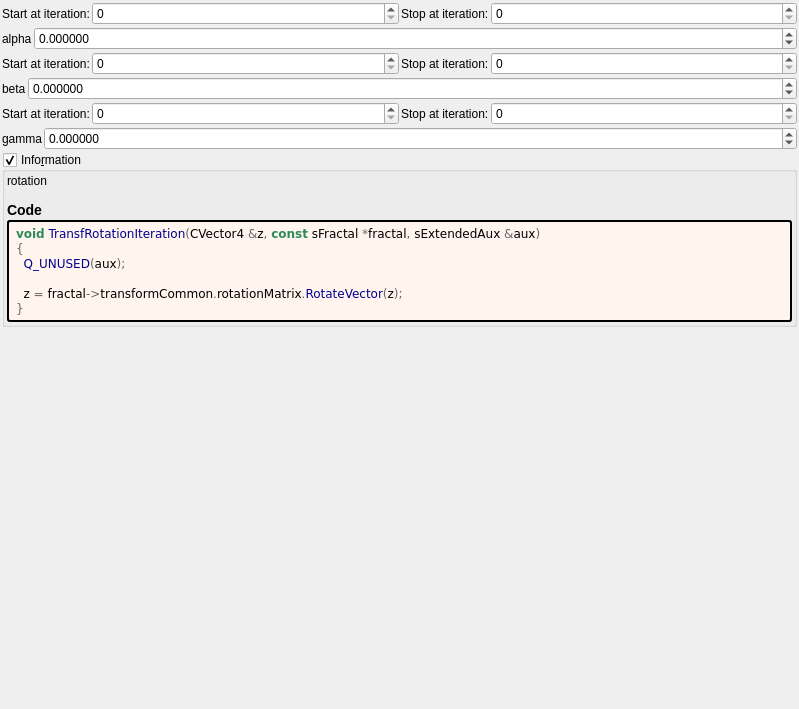
The window that mandelbulber2/formula/ui/transf_rotation_iter_controls.ui (buddhi1980/mandelbulber2) describes before a commit, drawn with Qt 5.
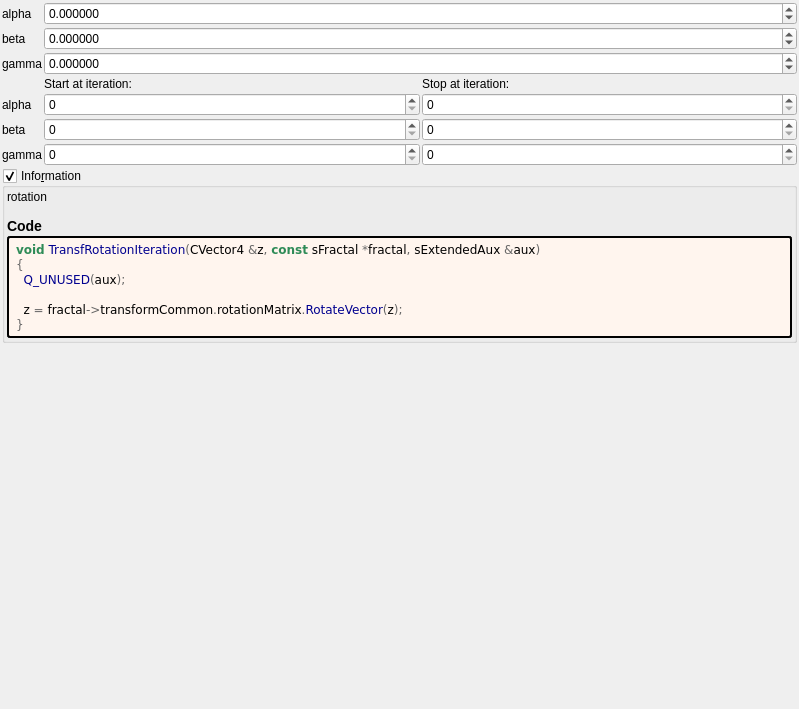
The same window after the commit. Custom widgets are drawn as their Qt base class.

Patch:
```diff
--- a/mandelbulber2/formula/ui/transf_rotation_iter_controls.ui
+++ b/mandelbulber2/formula/ui/transf_rotation_iter_controls.ui
@@ -29,62 +29,11 @@
    <property name="bottomMargin">
     <number>2</number>
    </property>
-   <item>
-    <layout class="QGridLayout" name="gridLayout_13" columnstretch="0,1,0,1">
-     <item row="1" column="2">
-      <widget class="QLabel" name="label_48">
-       <property name="text">
-        <string>Stop at iteration:</string>
-       </property>
-      </widget>
-     </item>
-     <item row="1" column="0">
-      <widget class="QLabel" name="label_66">
-       <property name="text">
-        <string>Start at iteration:</string>
-       </property>
-      </widget>
-     </item>
-     <item row="1" column="1">
-      <widget class="MySpinBox" name="spinboxInt_transf_start_iterations_A">
-       <property name="sizePolicy">
-        <sizepolicy hsizetype="Minimum" vsizetype="Maximum">
-         <horstretch>0</horstretch>
-         <verstretch>0</verstretch>
-        </sizepolicy>
-       </property>
-       <property name="maximum">
-        <number>999</number>
-       </property>
-      </widget>
-     </item>
-     <item row="1" column="3">
-      <widget class="MySpinBox" name="spinboxInt_transf_stop_iterations_A">
-       <property name="sizePolicy">
-        <sizepolicy hsizetype="Minimum" vsizetype="Maximum">
-         <horstretch>0</horstretch>
-         <verstretch>0</verstretch>
-        </sizepolicy>
-       </property>
-       <property name="maximum">
-        <number>999</number>
-       </property>
-      </widget>
-     </item>
-    </layout>
-   </item>
    <item>
     <layout class="QGridLayout" name="gridLayout_2" columnstretch="0,1">
      <property name="spacing">
       <number>2</number>
      </property>
-     <item row="0" column="0">
-      <widget class="QLabel" name="label_13">
-       <property name="text">
-        <string notr="true">alpha</string>
-       </property>
-      </widget>
-     </item>
      <item row="0" column="1">
       <widget class="MyDoubleSpinBox" name="spinboxd3_transf_rotation44a_x">
        <property name="sizePolicy">
@@ -113,25 +62,101 @@
        </property>
       </widget>
      </item>
+     <item row="0" column="0">
+      <widget class="QLabel" name="label_13">
+       <property name="text">
+        <string notr="true">alpha</string>
+       </property>
+      </widget>
+     </item>
+     <item row="1" column="1">
+      <widget class="MyDoubleSpinBox" name="spinboxd3_transf_rotation44a_y">
+       <property name="sizePolicy">
+        <sizepolicy hsizetype="Minimum" vsizetype="Maximum">
+         <horstretch>0</horstretch>
+         <verstretch>0</verstretch>
+        </sizepolicy>
+       </property>
+       <property name="prefix">
+        <string/>
+       </property>
+       <property name="suffix">
+        <string/>
+       </property>
+       <property name="decimals">
+        <number>6</number>
+       </property>
+       <property name="minimum">
+        <double>-180.000000000000000</double>
+       </property>
+       <property name="maximum">
+        <double>180.000000000000000</double>
+       </property>
+       <property name="singleStep">
+        <double>1.000000000000000</double>
+       </property>
+      </widget>
+     </item>
+     <item row="1" column="0">
+      <widget class="QLabel" name="label_18">
+       <property name="text">
+        <string notr="true">beta</string>
+       </property>
+      </widget>
+     </item>
+     <item row="2" column="0">
+      <widget class="QLabel" name="label_19">
+       <property name="text">
+        <string notr="true">gamma</string>
+       </property>
+      </widget>
+     </item>
+     <item row="2" column="1">
+      <widget class="MyDoubleSpinBox" name="spinboxd3_transf_rotation44a_z">
+       <property name="sizePolicy">
+        <sizepolicy hsizetype="Minimum" vsizetype="Maximum">
+         <horstretch>0</horstretch>
+         <verstretch>0</verstretch>
+        </sizepolicy>
+       </property>
+       <property name="prefix">
+        <string/>
+       </property>
+       <property name="suffix">
+        <string/>
+       </property>
+       <property name="decimals">
+        <number>6</number>
+       </property>
+       <property name="minimum">
+        <double>-180.000000000000000</double>
+       </property>
+       <property name="maximum">
+        <double>180.000000000000000</double>
+       </property>
+       <property name="singleStep">
+        <double>1.000000000000000</double>
+       </property>
+      </widget>
+     </item>
     </layout>
    </item>
    <item>
     <layout class="QGridLayout" name="gridLayout_14" columnstretch="0,1,0,1">
-     <item row="1" column="2">
-      <widget class="QLabel" name="label_49">
-       <property name="text">
-        <string>Stop at iteration:</string>
+     <item row="2" column="1">
+      <widget class="MySpinBox" name="spinboxInt_transf_start_iterations_A">
+       <property name="sizePolicy">
+        <sizepolicy hsizetype="Minimum" vsizetype="Maximum">
+         <horstretch>0</horstretch>
+         <verstretch>0</verstretch>
+        </sizepolicy>
        </property>
-      </widget>
-     </item>
-     <item row="1" column="0">
-      <widget class="QLabel" name="label_67">
-       <property name="text">
-        <string>Start at iteration:</string>
+       <property name="maximum">
+        <number>999</number>
        </property>
       </widget>
      </item>
-     <item row="1" column="1">
+     <item row="3" column="1">
       <widget class="MySpinBox" name="spinboxInt_transf_start_iterations_B">
        <property name="sizePolicy">
         <sizepolicy hsizetype="Minimum" vsizetype="Maximum">
@@ -144,7 +169,7 @@
        </property>
       </widget>
      </item>
-     <item row="1" column="3">
+     <item row="3" column="3">
       <widget class="MySpinBox" name="spinboxInt_transf_stop_iterations_B">
        <property name="sizePolicy">
         <sizepolicy hsizetype="Minimum" vsizetype="Maximum">
@@ -157,67 +182,20 @@
        </property>
       </widget>
      </item>
-    </layout>
-   </item>
-   <item>
-    <layout class="QGridLayout" name="gridLayout_3" columnstretch="0,1">
-     <property name="spacing">
-      <number>2</number>
-     </property>
-     <item row="0" column="1">
-      <widget class="MyDoubleSpinBox" name="spinboxd3_transf_rotation44a_y">
+     <item row="2" column="3">
+      <widget class="MySpinBox" name="spinboxInt_transf_stop_iterations_A">
        <property name="sizePolicy">
         <sizepolicy hsizetype="Minimum" vsizetype="Maximum">
          <horstretch>0</horstretch>
          <verstretch>0</verstretch>
         </sizepolicy>
        </property>
-       <property name="prefix">
-        <string/>
-       </property>
-       <property name="suffix">
-        <string/>
-       </property>
-       <property name="decimals">
-        <number>6</number>
-       </property>
-       <property name="minimum">
-        <double>-180.000000000000000</double>
-       </property>
        <property name="maximum">
-        <double>180.000000000000000</double>
+        <number>999</number>
        </property>
-       <property name="singleStep">
-        <double>1.000000000000000</double>
-       </property>
       </widget>
      </item>
-     <item row="0" column="0">
-      <widget class="QLabel" name="label_18">
-       <property name="text">
-        <string notr="true">beta</string>
-       </property>
-      </widget>
-     </item>
-    </layout>
-   </item>
-   <item>
-    <layout class="QGridLayout" name="gridLayout_15" columnstretch="0,1,0,1">
-     <item row="1" column="2">
-      <widget class="QLabel" name="label_50">
-       <property name="text">
-        <string>Stop at iteration:</string>
-       </property>
-      </widget>
-     </item>
-     <item row="1" column="0">
-      <widget class="QLabel" name="label_68">
-       <property name="text">
-        <string>Start at iteration:</string>
-       </property>
-      </widget>
-     </item>
-     <item row="1" column="1">
+     <item row="4" column="1">
       <widget class="MySpinBox" name="spinboxInt_transf_start_iterations_C">
        <property name="sizePolicy">
         <sizepolicy hsizetype="Minimum" vsizetype="Maximum">
@@ -230,7 +208,7 @@
        </property>
       </widget>
      </item>
-     <item row="1" column="3">
+     <item row="4" column="3">
       <widget class="MySpinBox" name="spinboxInt_transf_stop_iterations_C">
        <property name="sizePolicy">
         <sizepolicy hsizetype="Minimum" vsizetype="Maximum">
@@ -243,45 +221,38 @@
        </property>
       </widget>
      </item>
-    </layout>
-   </item>
-   <item>
-    <layout class="QGridLayout" name="gridLayout_4" columnstretch="0,1">
-     <property name="spacing">
-      <number>2</number>
-     </property>
-     <item row="0" column="0">
-      <widget class="QLabel" name="label_19">
+     <item row="0" column="3">
+      <widget class="QLabel" name="label_49">
        <property name="text">
-        <string notr="true">gamma</string>
+        <string>Stop at iteration:</string>
        </property>
       </widget>
      </item>
      <item row="0" column="1">
-      <widget class="MyDoubleSpinBox" name="spinboxd3_transf_rotation44a_z">
-       <property name="sizePolicy">
-        <sizepolicy hsizetype="Minimum" vsizetype="Maximum">
-         <horstretch>0</horstretch>
-         <verstretch>0</verstretch>
-        </sizepolicy>
+      <widget class="QLabel" name="label_67">
+       <property name="text">
+        <string>Start at iteration:</string>
        </property>
-       <property name="prefix">
-        <string/>
+      </widget>
+     </item>
+     <item row="2" column="0">
+      <widget class="QLabel" name="label_14">
+       <property name="text">
+        <string notr="true">alpha</string>
        </property>
-       <property name="suffix">
-        <string/>
+      </widget>
+     </item>
+     <item row="3" column="0">
+      <widget class="QLabel" name="label_20">
+       <property name="text">
+        <string notr="true">beta</string>
        </property>
-       <property name="decimals">
-        <number>6</number>
-       </property>
-       <property name="minimum">
-        <double>-180.000000000000000</double>
-       </property>
-       <property name="maximum">
-        <double>180.000000000000000</double>
-       </property>
-       <property name="singleStep">
-        <double>1.000000000000000</double>
+      </widget>
+     </item>
+     <item row="4" column="0">
+      <widget class="QLabel" name="label_21">
+       <property name="text">
+        <string notr="true">gamma</string>
        </property>
       </widget>
      </item>
```
